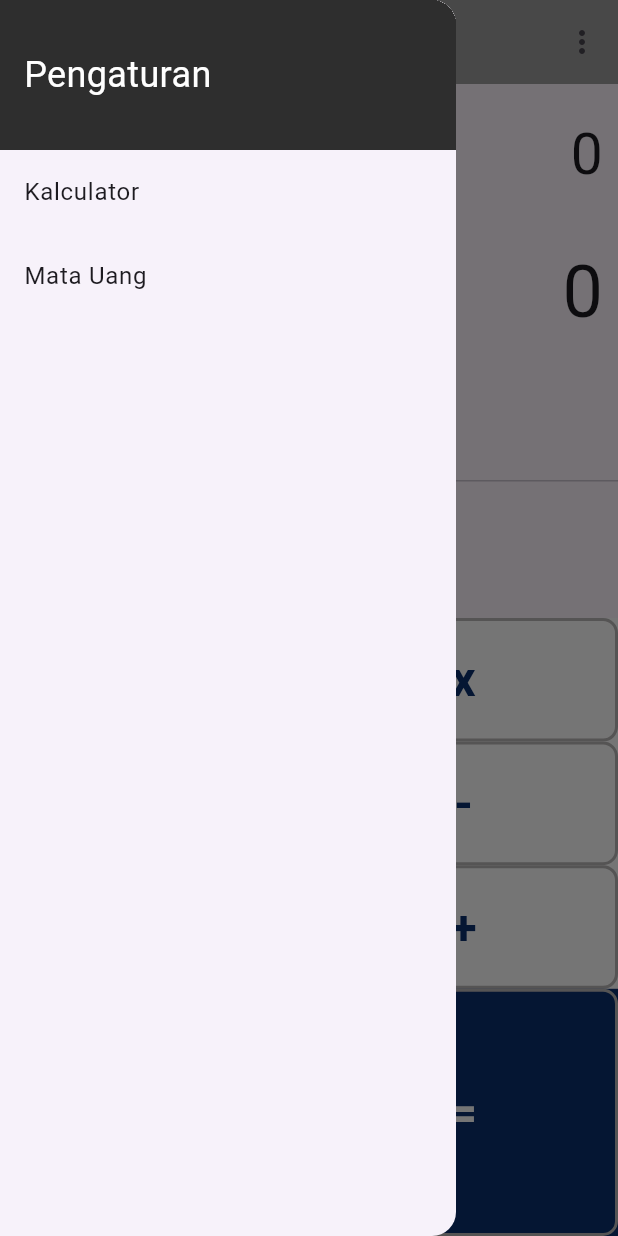
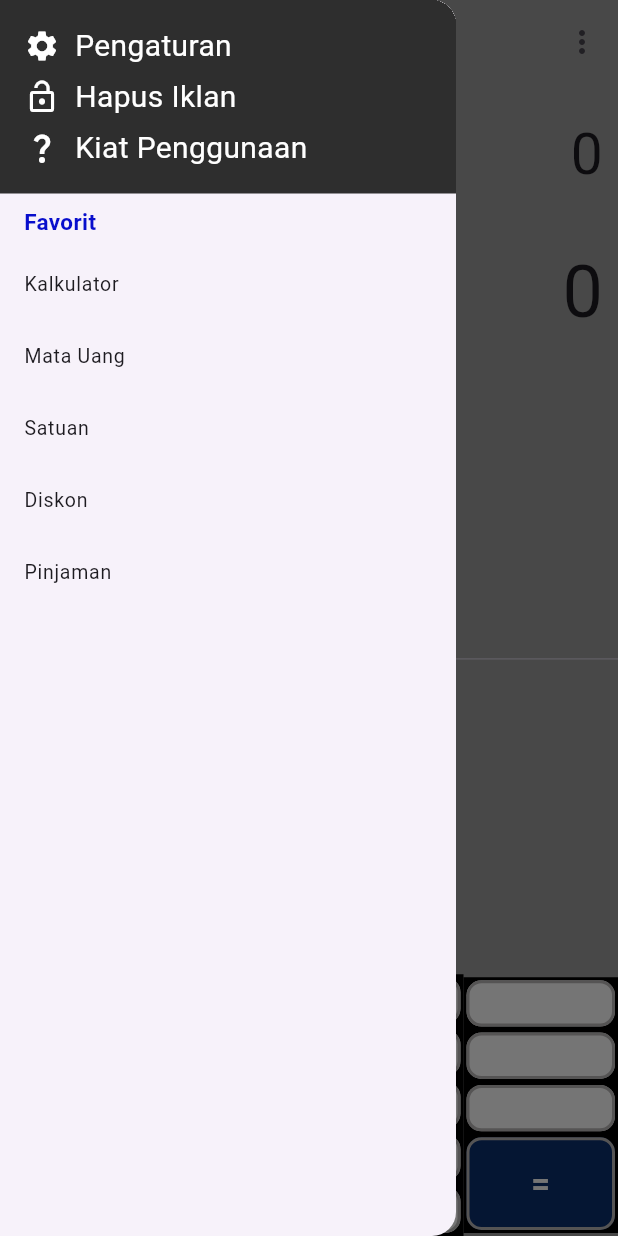
Before and after one commit to StefanusFandi99/UAS_MPL1, a Flutter app: the screen it shows after launch, with the side drawer open, on a phone screen of 412 x 824 dp. Run offline on Flutter 3.47's test engine with Material 3 defaults, Android fonts, the light colour scheme and no system bars; our stand-ins replace math_expressions.

Commit message:
first commit

```diff
--- a/lib/SimpleCalculator.dart
+++ b/lib/SimpleCalculator.dart
@@ -56,27 +56,32 @@ class _SimpleCalculatorState extends State<SimpleCalculator> {
     });
   }
 
-  Widget buildButton(String buttonText, double buttonHeight, Color buttonColor, Color textColor) {
+  Widget buildButton(String buttonText, double buttonSize, Color buttonColor, Color textColor) {
     return Container(
-      height: MediaQuery.of(context).size.height * 0.1 * buttonHeight,
+      margin: EdgeInsets.all(2.0), // Adjust margin to make background visible
+      height: MediaQuery.of(context).size.width * 0.075 * buttonSize, // Adjust button size to be smaller
+      width: MediaQuery.of(context).size.width * 0.075* buttonSize, // Adjust button size to be smaller
+      decoration: BoxDecoration(
         color: buttonColor,
+        borderRadius: BorderRadius.circular(10.0), // Add rounded corners
+      ),
       child: TextButton(
         style: TextButton.styleFrom(
+          padding: EdgeInsets.all(12.0),
           shape: RoundedRectangleBorder(
-            borderRadius: BorderRadius.circular(10.0), // Add rounded corners
+            borderRadius: BorderRadius.circular(10.0), // Add rounded corners here
             side: BorderSide(
               color: Color.fromARGB(255, 186, 183, 183),
               width: 2,
               style: BorderStyle.solid,
             ),
           ),
-          padding: EdgeInsets.all(15.0),
         ),
         onPressed: () => buttonPressed(buttonText),
         child: Text(
           buttonText,
           style: TextStyle(
-            fontSize: 32.0,
+            fontSize: 22.0,
             fontWeight: FontWeight.bold, // Set font weight to bold
             color: textColor,
           ),
@@ -87,7 +92,9 @@ class _SimpleCalculatorState extends State<SimpleCalculator> {
 
   @override
   Widget build(BuildContext context) {
-    return Column(
+    return Container(
+      color: Colors.grey, // Set the background color to grey
+      child: Column(
         children: <Widget>[
           Container(
             alignment: Alignment.centerRight,
@@ -106,7 +113,8 @@ class _SimpleCalculatorState extends State<SimpleCalculator> {
             mainAxisAlignment: MainAxisAlignment.center,
             children: <Widget>[
               Container(
-              width: MediaQuery.of(context).size.width * 0.5,
+                decoration: BoxDecoration(color: Colors.black),
+                width: MediaQuery.of(context).size.width * 0.75, // Adjust container width
                 child: Table(
                   children: [
                     TableRow(children: [
@@ -138,7 +146,9 @@ class _SimpleCalculatorState extends State<SimpleCalculator> {
                 ),
               ),
               Container(
-              width: MediaQuery.of(context).size.width * 0.5,
+                decoration: BoxDecoration(
+                    color: Colors.black), // Set the background color to black
+                width: MediaQuery.of(context).size.width * 0.25, // Adjust container width
                 child: Table(
                   children: [
                     TableRow(children: [
@@ -159,6 +169,7 @@ class _SimpleCalculatorState extends State<SimpleCalculator> {
             ],
           ),
         ],
+      ),
     );
   }
 }
--- a/lib/main.dart
+++ b/lib/main.dart
@@ -1,5 +1,9 @@
 import 'package:flutter/material.dart';
-import 'SimpleCalculator.dart'; // Assuming SimpleCalculator.dart is in the same directory as main.dart
+import 'SimpleCalculator.dart';
+import 'Pengaturan.dart';
+import 'HapusIklan.dart';
+import 'KiatPenggunaan.dart';
+import 'Bantuan.dart';
 
 void main() {
   runApp(CalculatorApp());
@@ -10,7 +14,7 @@ class CalculatorApp extends StatelessWidget {
   Widget build(BuildContext context) {
     return MaterialApp(
       title: 'Calculator',
-      theme: ThemeData(primarySwatch: Colors.amber),
+      theme: ThemeData(scaffoldBackgroundColor: Color.fromARGB(255, 158, 25, 25)),
       home: Calculator(),
       debugShowCheckedModeBanner: false, // Hide the debug banner
     );
@@ -22,16 +26,33 @@ class Calculator extends StatelessWidget {
   Widget build(BuildContext context) {
     return Scaffold(
       appBar: AppBar(
-        title: Text('Calculator'),
-        backgroundColor: Colors.grey, // Set the background color of the AppBar to grey
+        title: Text('Kalkulator'),
+        backgroundColor:
+            Colors.grey, // Set the background color of the AppBar to grey
         actions: <Widget>[
           PopupMenuButton<String>(
             onSelected: (value) {
               // Handle menu selections
-              print(value);
+              if (value == 'Bantuan') {
+                Navigator.push(
+                  context,
+                  MaterialPageRoute(builder: (context) => Bantuan()),
+                );
+              }
+              ;
+              if (value == 'Hapus Iklan')
+                Navigator.push(
+                  context,
+                  MaterialPageRoute(builder: (context) => HapusIklan()),
+                );
+              if (value == 'Pengaturan')
+                Navigator.push(
+                  context,
+                  MaterialPageRoute(builder: (context) => Pengaturan()),
+                );
             },
             itemBuilder: (BuildContext context) {
-              return {'Option 1', 'Option 2', 'Option 3', 'Option 4'}
+              return {'Bantuan', 'Hapus Iklan', 'Pengaturan'}
                   .map((String choice) {
                 return PopupMenuItem<String>(
                   value: choice,
@@ -48,29 +69,124 @@ class Calculator extends StatelessWidget {
           children: <Widget>[
             Container(
               color: Color.fromARGB(255, 46, 46, 46),
-              height: 100,
-              alignment: Alignment.centerLeft,
-              child: Padding(
-                padding: const EdgeInsets.all(16.0),
-                child: Text(
-                  'Pengaturan',
-                  style: TextStyle(
-                    color: Colors.white,
-                    fontSize: 24,
+              padding: const EdgeInsets.all(16.0),
+              child: Column(
+                crossAxisAlignment: CrossAxisAlignment.start,
+                children: [
+                  GestureDetector(
+                    onTap: () {
+                      Navigator.push(
+                        context,
+                        MaterialPageRoute(builder: (context) => Pengaturan()),
+                      );
+                    },
+                    child: Row(
+                      children: [
+                        Icon(Icons.settings, color: Colors.white),
+                        SizedBox(width: 10),
+                        Text(
+                          'Pengaturan',
+                          style: TextStyle(
+                            color: Colors.white,
+                            fontSize: 20,
+                          ),
+                        ),
+                      ],
+                    ),
                   ),
+                  SizedBox(height: 5), // Spacing between texts
+                  GestureDetector(
+                    onTap: () {
+                      Navigator.push(
+                        context,
+                        MaterialPageRoute(builder: (context) => HapusIklan()),
+                      );
+                    },
+                    child: Row(
+                      children: [
+                        Icon(Icons.lock_open, color: Colors.white),
+                        SizedBox(width: 10),
+                        Text(
+                          'Hapus Iklan',
+                          style: TextStyle(
+                            color: Colors.white,
+                            fontSize: 20,
+                          ),
+                        ),
+                      ],
+                    ),
+                  ),
+                  SizedBox(height: 5), // Spacing between texts
+                  GestureDetector(
+                    onTap: () {
+                      Navigator.push(
+                        context,
+                        MaterialPageRoute(
+                            builder: (context) => KiatPenggunaan()),
+                      );
+                    },
+                    child: Row(
+                      children: [
+                        Icon(Icons.question_mark_sharp, color: Colors.white),
+                        SizedBox(width: 10),
+                        Text(
+                          'Kiat Penggunaan',
+                          style: TextStyle(
+                            color: Colors.white,
+                            fontSize: 20,
+                          ),
+                        ),
+                      ],
+                    ),
+                  ),
+                ],
+              ),
+            ),
+            Padding(
+              padding:
+                  const EdgeInsets.symmetric(horizontal: 16.0, vertical: 8.0),
+              child: Text(
+                'Favorit',
+                style: TextStyle(
+                  fontWeight: FontWeight.bold,
+                  color: Color.fromARGB(255, 8, 14, 204),
+                  fontSize: 15,
                 ),
               ),
             ),
             ListTile(
-              title: Text('Kalculator'),
+              title: Text('Kalkulator'),
+              dense: true,
               onTap: () {
                 Navigator.pop(context); // close the drawer
               },
             ),
             ListTile(
               title: Text('Mata Uang'),
+              dense: true,
               onTap: () {
                 // You can add navigation to another screen if needed
+                Navigator.pop(context); // close the drawer
+              },
+            ),
+            ListTile(
+              title: Text('Satuan'), // New option added
+              dense: true,
+              onTap: () {
+                Navigator.pop(context); // close the drawer
+              },
+            ),
+            ListTile(
+              title: Text('Diskon'), // New option added
+              dense: true,
+              onTap: () {
+                Navigator.pop(context); // close the drawer
+              },
+            ),
+            ListTile(
+              title: Text('Pinjaman'), // New option added
+              dense: true,
+              onTap: () {
                 Navigator.pop(context); // close the drawer
               },
             ),
```
Also changed, not shown: lib/Bantuan.dart (added, +16 -0 lines), lib/HapusIklan.dart (added, +16 -0 lines), lib/KiatPenggunaan.dart (added, +16 -0 lines), lib/Pengaturan.dart (added, +16 -0 lines). Lines whose indentation alone changed are shown as unchanged.
